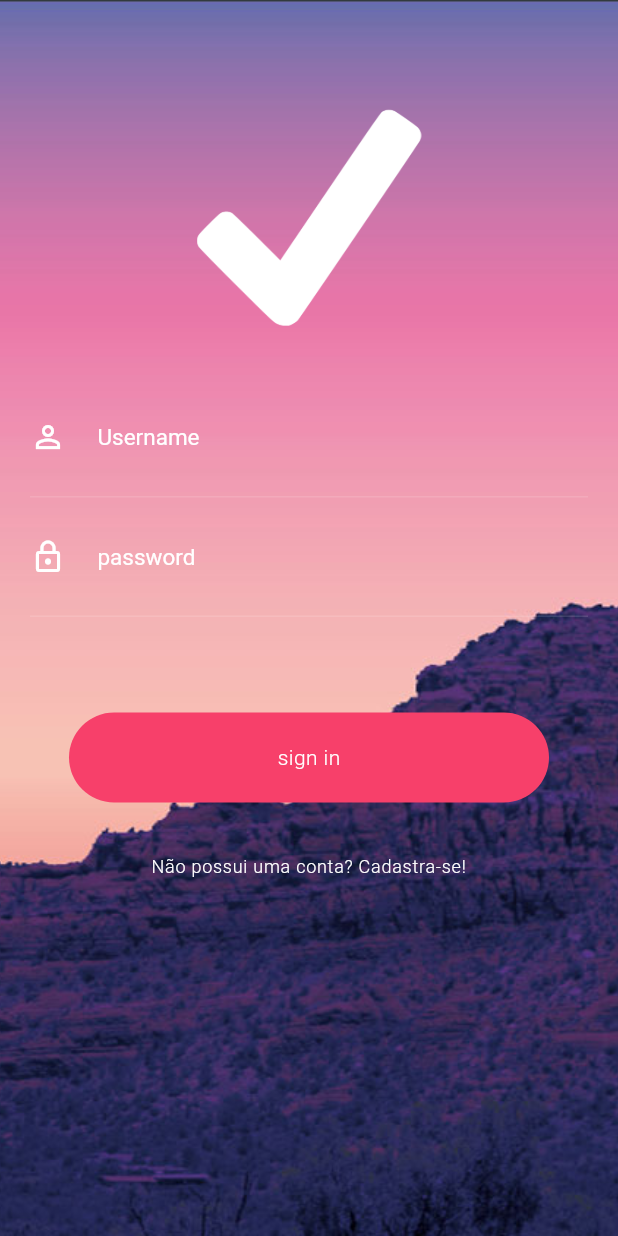
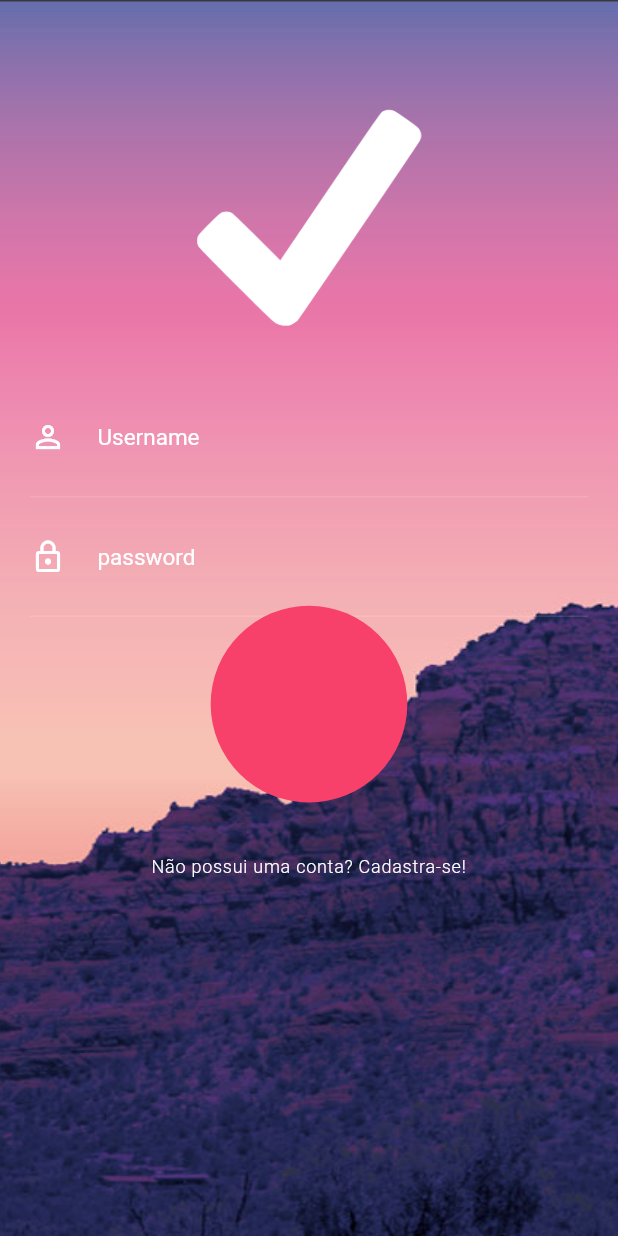
Before and after one commit to joseisaiasmanuel/animation2, a Flutter app: the screen it shows after launch, after a tap on "sign in", on a phone screen of 412 x 824 dp. Run offline on Flutter 3.47's test engine with Material 2 defaults, Android fonts, the phone set to English and light mode, and no system bars.

```diff
--- a/lib/screen/login_screen.dart
+++ b/lib/screen/login_screen.dart
@@ -2,6 +2,7 @@ import 'package:animation2/widget/atagger_animation.dart';
 import 'package:animation2/widget/signupbutton.dart';
 import 'package:animation2/widget/widget_form.dart';
 import 'package:flutter/material.dart';
+import 'package:flutter/scheduler.dart' show timeDilation;
 
 class LoginScreen extends StatefulWidget {
   @override
@@ -30,6 +31,7 @@ class _LoginScreenState extends State<LoginScreen> with SingleTickerProviderStat
 
   @override
   Widget build(BuildContext context) {
+    timeDilation=1;
     return Scaffold(
       body: Container(
         decoration: BoxDecoration(
--- a/lib/widget/atagger_animation.dart
+++ b/lib/widget/atagger_animation.dart
@@ -3,30 +3,61 @@ import 'package:flutter/material.dart';
 class StaggerAnimation extends StatelessWidget {
   final AnimationController controller;
 
-  StaggerAnimation({this.controller});
+  StaggerAnimation({this.controller})
+      : buttonSqueeze = Tween(begin: 320.0, end: 60.0).animate(
+            CurvedAnimation(parent: controller, curve: Interval(0.0, 0.150))),
+        buttonZoomOut = Tween(begin: 60.0, end: 1000.0).animate(CurvedAnimation(
+            parent: controller,
+            curve: Interval(0.5, 1, curve: Curves.bounceOut)));
 
+  final Animation<double> buttonSqueeze;
+  final Animation<double> buttonZoomOut;
   Widget _buildAnimation(BuildContext context, Widget child) {
     return Padding(
       padding: EdgeInsets.only(bottom: 50),
       child: InkWell(
-        onTap: () {},
-        child: Container(
-          width: 320,
+        onTap: () {
+          controller.forward();
+        },
+        child: buttonZoomOut.value == 60 ?
+      Container(
+      width: buttonSqueeze.value,
           height: 60,
           alignment: Alignment.center,
           decoration: BoxDecoration(
               color: Color.fromRGBO(247, 64, 106, 1.0),
-              borderRadius: BorderRadius.all(Radius.circular(30.0))),
-          child: Text(
-            "sign in",
-            style: TextStyle(
-                color: Colors.white,
-                fontWeight: FontWeight.w300,
-                letterSpacing: 0.3),
+              borderRadius: BorderRadius.all(Radius.circular(30.0))
           ),
-        ),
+          child: _buidInside(context)
+      ) :
+      Container(
+      width: buttonZoomOut.value,
+      height: buttonZoomOut.value,
+      decoration: BoxDecoration(
+          color: Color.fromRGBO(247, 64, 106, 1.0),
+          shape: buttonZoomOut.value < 500 ? BoxShape.circle : BoxShape.rectangle
+      ),
+    ),
+
       ),
     );
+  }
+
+  Widget _buidInside(BuildContext context) {
+    if (buttonSqueeze.value > 75) {
+      return Text(
+        "sign in",
+        style: TextStyle(
+            color: Colors.white,
+            fontWeight: FontWeight.w300,
+            letterSpacing: 0.3),
+      );
+    } else {
+      return CircularProgressIndicator(
+        valueColor: AlwaysStoppedAnimation<Color>(Colors.white),
+        strokeWidth: 1.0,
+      );
+    }
   }
 
   @override
```
